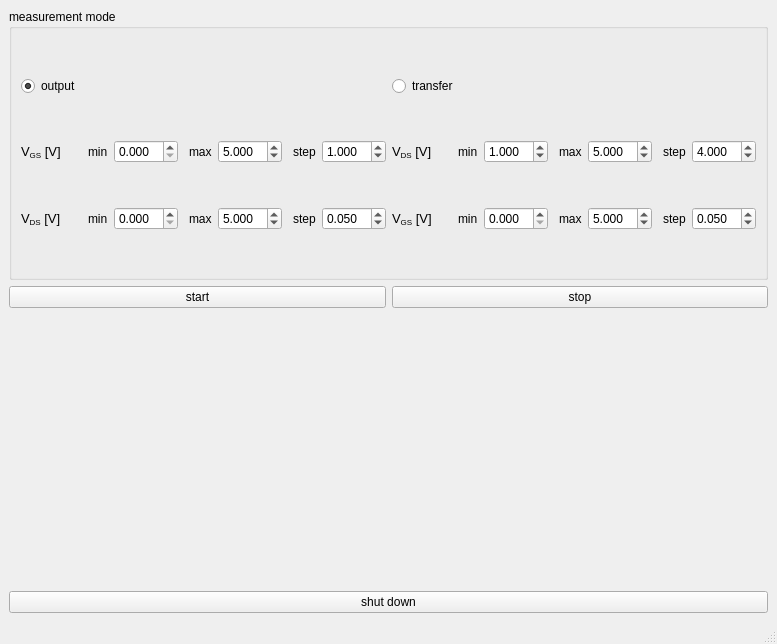
dean-nanomol/nanomol, file experiments/transistor_output_transfer.ui: the form before one commit.
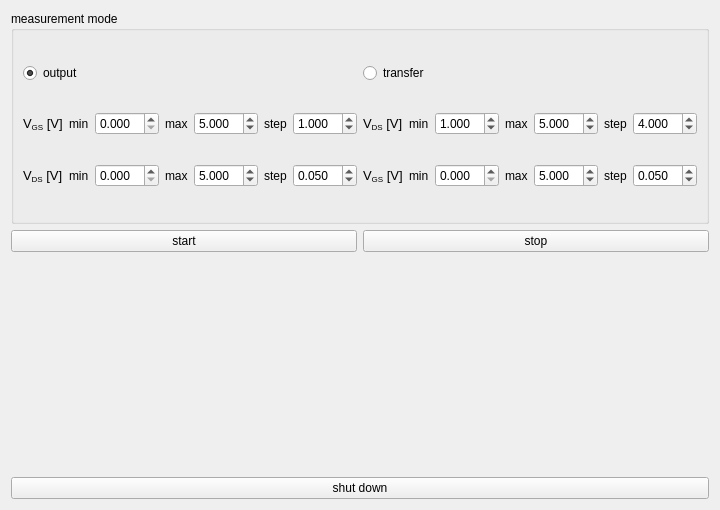
The form after the commit.

Commit message:
update experiment_ui class
add functions to find ui widgets and connect to class attributes by name

The edit to the form file:
```diff
--- a/experiments/transistor_output_transfer.ui
+++ b/experiments/transistor_output_transfer.ui
@@ -1,19 +1,18 @@
 <?xml version="1.0" encoding="UTF-8"?>
 <ui version="4.0">
- <class>MainWindow</class>
- <widget class="QMainWindow" name="MainWindow">
+ <class>Form</class>
+ <widget class="QWidget" name="Form">
   <property name="geometry">
    <rect>
     <x>0</x>
     <y>0</y>
-    <width>777</width>
-    <height>644</height>
+    <width>700</width>
+    <height>510</height>
    </rect>
   </property>
   <property name="windowTitle">
    <string>transistor output transfer</string>
   </property>
-  <widget class="QWidget" name="centralwidget">
    <layout class="QVBoxLayout" name="verticalLayout">
     <item>
      <widget class="QGroupBox" name="groupBox">
@@ -536,8 +535,6 @@
      </widget>
     </item>
    </layout>
-  </widget>
-  <widget class="QStatusBar" name="statusbar"/>
  </widget>
  <resources/>
  <connections/>
```
Left out of the diff: 2 changed lines with no effect on the pictures. Lines whose indentation alone changed are shown as unchanged. The commit also changes 4 other files.
